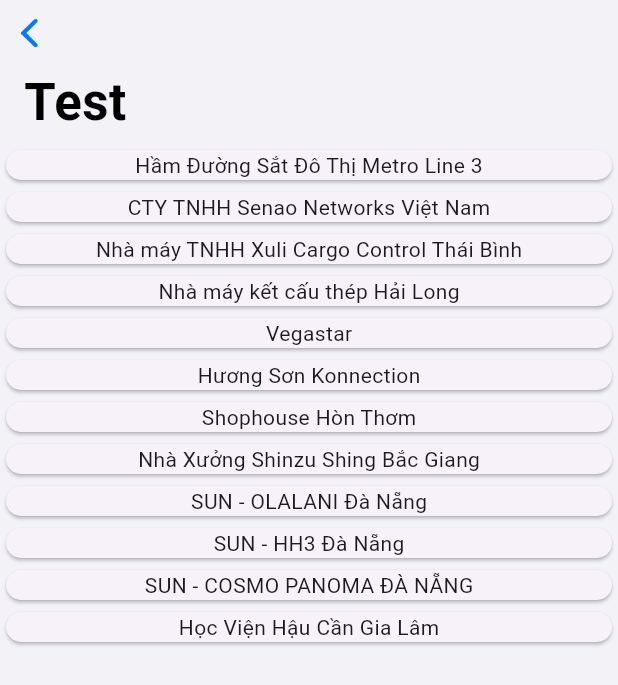
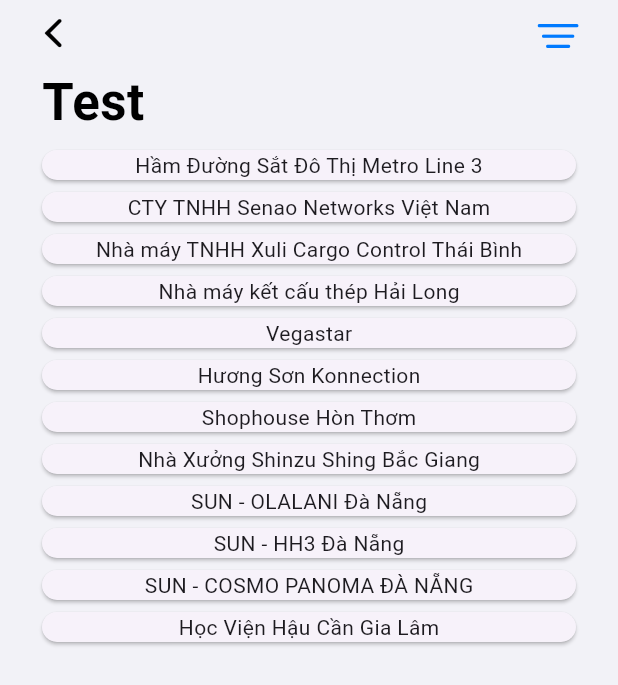
Before and after one commit to gamestap99/flutter_base, a Flutter app: the _Render widget shown alone on an empty page, opened directly, on a phone screen of 412 x 824 dp. Shown: the top 685 px of the screen. Run offline on Flutter 3.47's test engine with Material 3 defaults, Android fonts, the phone set to English and light mode, and no system bars; our stand-ins replace bloc_concurrency, cached_network_image, dartx, dio, equatable, flutter_bloc and 4 more; missing offline and left inert: syncfusion_localizations; statements that could not run were skipped.

Commit message:
Add CupertinoCard && Update WListCupertino

```diff
--- a/example/lib/screens/list_cupertino_fetch_data.dart
+++ b/example/lib/screens/list_cupertino_fetch_data.dart
@@ -1,4 +1,5 @@
 import 'package:example/data/fetch_list_data.dart';
+import 'package:flutter/cupertino.dart';
 import 'package:flutter/material.dart';
 import 'package:flutter_base/flutter_base.dart';
 import 'package:flutter_bloc/flutter_bloc.dart';
@@ -32,7 +33,17 @@ class _RenderState extends State<_Render> {
     return BaseListCupertinoWidget<ProjectEntity, dynamic>(
       queryParameters: {},
       baseListCupertinoNavbarData: BaseListCupertinoNavbarData(
+        leadingColor: CupertinoColors.black,
         title: 'Test',
+        trailing: IconButton(
+          onPressed: () {
+            // _showSheet(context);
+          },
+          icon:  const Icon(CupertinoIcons.line_horizontal_3_decrease),
+        ),
+      ),
+      opts: BaseListOpts(
+        padding: EdgeInsetsDirectional.symmetric(horizontal: 24)
       ),
       buildItem: (item, int index) {
         return Card(
--- a/lib/src/compoments/wlist/wlist_cupertino.dart
+++ b/lib/src/compoments/wlist/wlist_cupertino.dart
@@ -10,12 +10,16 @@ class BaseListCupertinoNavbarData {
   final Widget? leading;
   final Widget? trailing;
   final String? previousPageTitle;
+  final Color? leadingColor;
+  final void Function()? leadingOnPressed;
 
   BaseListCupertinoNavbarData({
     required this.title,
-     this.leading,
-     this.trailing,
-     this.previousPageTitle,
+    this.leading,
+    this.trailing,
+    this.previousPageTitle,
+    this.leadingColor,
+    this.leadingOnPressed,
   });
 }
 
@@ -86,8 +90,6 @@ class _BaseListCupertinoWidgetState<T, F> extends State<BaseListCupertinoWidget<
     WidgetsBinding.instance.addPostFrameCallback((_) {
       Future.delayed(const Duration(milliseconds: 300)).then((__) {
         if (!bloc.isClosed && bloc.state.status == EBlocStateStatus.idle && bloc.state.items.isEmpty) {
-
-
           bloc.add(BaseListLoadStarted<F>(queryParameters: widget.queryParameters));
         }
       });
@@ -187,7 +189,12 @@ class _BaseListCupertinoWidgetState<T, F> extends State<BaseListCupertinoWidget<
                   backgroundColor: CupertinoColors.white.withOpacity(visibility),
                   middle: visibility > 0.9 ? Text(widget.baseListCupertinoNavbarData.title) : const Text(""),
                   trailing: widget.baseListCupertinoNavbarData.trailing,
-                  leading: widget.baseListCupertinoNavbarData.leading,
+                  leading: widget.baseListCupertinoNavbarData.leading ??
+                      CupertinoNavigationBarBackButton(
+                        color: widget.baseListCupertinoNavbarData.leadingColor,
+                        previousPageTitle: widget.baseListCupertinoNavbarData.previousPageTitle,
+                        onPressed: widget.baseListCupertinoNavbarData.leadingOnPressed,
+                      ),
                   previousPageTitle: widget.baseListCupertinoNavbarData.previousPageTitle,
                   largeTitle: VisibilityDetector(
                     key: const Key('nav-container'),
@@ -205,7 +212,10 @@ class _BaseListCupertinoWidgetState<T, F> extends State<BaseListCupertinoWidget<
                         });
                       }
                     },
-                    child: Text(widget.baseListCupertinoNavbarData.title),
+                    child: Padding(
+                      padding: const EdgeInsets.symmetric(horizontal: 12),
+                      child: Text(widget.baseListCupertinoNavbarData.title),
+                    ),
                   ),
                   border: Border(
                     bottom: BorderSide(
--- a/lib/src/widgets/index.dart
+++ b/lib/src/widgets/index.dart
@@ -1,4 +1,4 @@
-
 export 'spacer.dart';
 export 'range_date_widget.dart';
 export 'cupertino_range_date_widget.dart';
+export 'cupertino_card_widget.dart';
```
Also changed, not shown: example/lib/main.dart (+7 -0 lines), example/lib/screens/cupertino_card_screen.dart (added, +33 -0 lines), lib/src/widgets/cupertino_card_widget.dart (added, +44 -0 lines).
